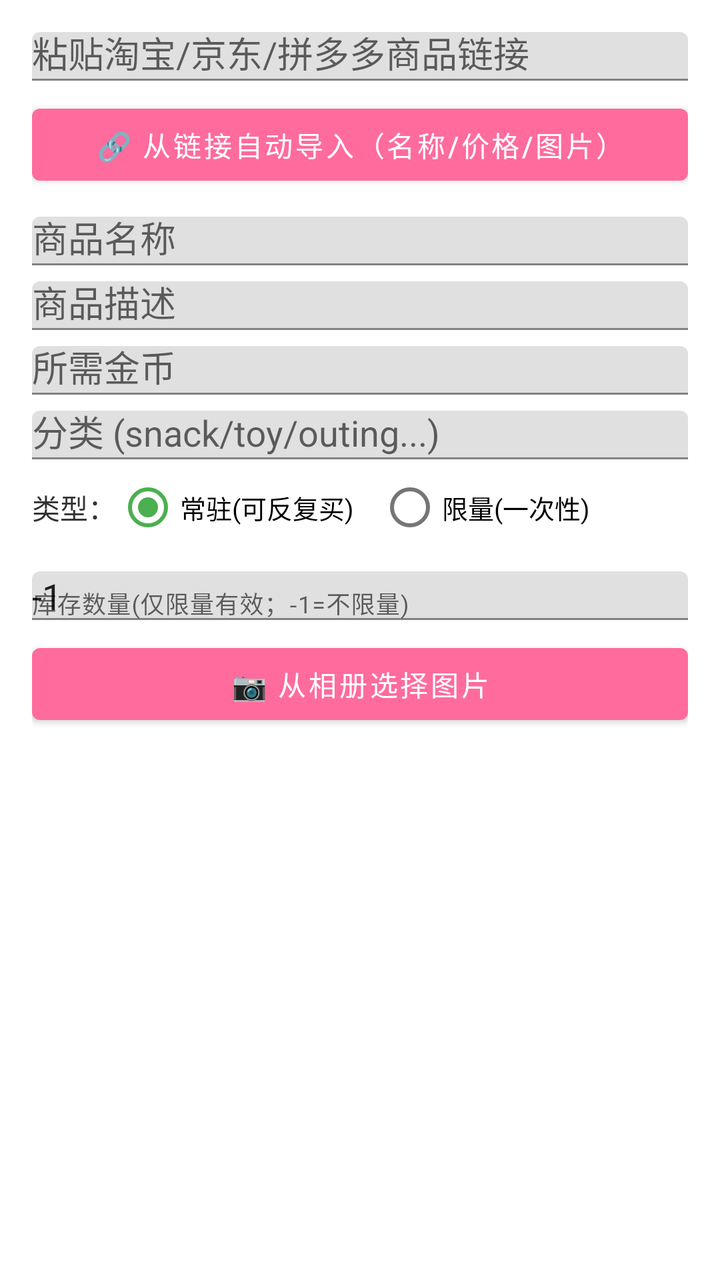
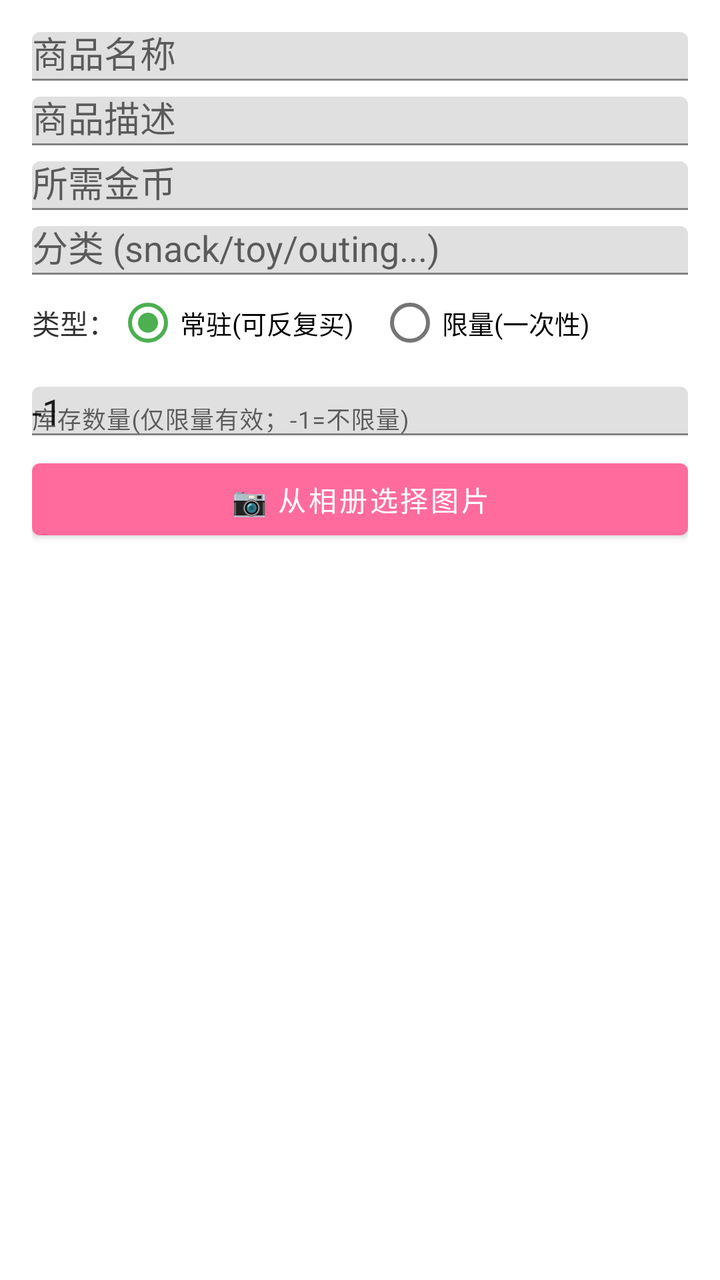

The first picture is an Android layout as it rendered before a commit; the second is the same layout after the commit. The layout source and the unified diff follow.
<!-- AndroidManifest.xml: application theme Theme.HabitTracker -->
<!-- res/layout/dialog_add_shop_item.xml -->
<?xml version="1.0" encoding="utf-8"?>
<LinearLayout xmlns:android="http://schemas.android.com/apk/res/android"
    xmlns:app="http://schemas.android.com/apk/res-auto"
    android:layout_width="match_parent"
    android:layout_height="wrap_content"
    android:orientation="vertical"
    android:padding="16dp">

    
    <com.google.android.material.textfield.TextInputLayout
        android:layout_width="match_parent"
        android:layout_height="wrap_content"
        android:hint="粘贴淘宝/京东/拼多多商品链接"
        android:layout_marginBottom="8dp">
        <android.widget.EditText
            android:id="@+id/et_item_link"
            android:layout_width="match_parent"
            android:layout_height="wrap_content"
            android:inputType="textUri" />
    </com.google.android.material.textfield.TextInputLayout>
    <Button
        android:id="@+id/btn_import_link"
        android:layout_width="match_parent"
        android:layout_height="48dp"
        android:text="🔗 从链接自动导入（名称/价格/图片）"
        android:layout_marginBottom="12dp"
        android:textAllCaps="false" />

    <com.google.android.material.textfield.TextInputLayout
        android:layout_width="match_parent"
        android:layout_height="wrap_content"
        android:hint="商品名称"
        android:layout_marginBottom="8dp">

        <android.widget.EditText
            android:id="@+id/et_item_name"
            android:layout_width="match_parent"
            android:layout_height="wrap_content" />

    </com.google.android.material.textfield.TextInputLayout>

    <com.google.android.material.textfield.TextInputLayout
        android:layout_width="match_parent"
        android:layout_height="wrap_content"
        android:hint="商品描述"
        android:layout_marginBottom="8dp">

        <android.widget.EditText
            android:id="@+id/et_item_desc"
            android:layout_width="match_parent"
            android:layout_height="wrap_content"
            android:inputType="textMultiLine" />

    </com.google.android.material.textfield.TextInputLayout>

    <com.google.android.material.textfield.TextInputLayout
        android:layout_width="match_parent"
        android:layout_height="wrap_content"
        android:hint="所需金币"
        android:layout_marginBottom="8dp">

        <android.widget.EditText
            android:id="@+id/et_item_price"
            android:layout_width="match_parent"
            android:layout_height="wrap_content"
            android:inputType="number" />

    </com.google.android.material.textfield.TextInputLayout>

    <com.google.android.material.textfield.TextInputLayout
        android:layout_width="match_parent"
        android:layout_height="wrap_content"
        android:hint="分类 (snack/toy/outing...)">

        <android.widget.EditText
            android:id="@+id/et_item_category"
            android:layout_width="match_parent"
            android:layout_height="wrap_content" />

    </com.google.android.material.textfield.TextInputLayout>

    
    <LinearLayout
        android:layout_width="match_parent"
        android:layout_height="wrap_content"
        android:orientation="horizontal"
        android:gravity="center_vertical"
        android:layout_marginBottom="8dp">
        <TextView
            android:layout_width="wrap_content"
            android:layout_height="wrap_content"
            android:text="类型："
            android:textSize="14sp"
            android:textColor="@color/text_primary" />
        <RadioGroup
            android:id="@+id/rg_item_type"
            android:layout_width="wrap_content"
            android:layout_height="wrap_content"
            android:orientation="horizontal">
            <RadioButton
                android:id="@+id/rb_normal"
                android:layout_width="wrap_content"
                android:layout_height="wrap_content"
                android:text="常驻(可反复买)"
                android:textSize="13sp"
                android:checked="true" />
            <RadioButton
                android:id="@+id/rb_limited"
                android:layout_width="wrap_content"
                android:layout_height="wrap_content"
                android:layout_marginStart="12dp"
                android:text="限量(一次性)"
                android:textSize="13sp" />
        </RadioGroup>
    </LinearLayout>
    <com.google.android.material.textfield.TextInputLayout
        android:layout_width="match_parent"
        android:layout_height="wrap_content"
        android:hint="库存数量(仅限量有效；-1=不限量)"
        android:layout_marginBottom="8dp">
        <android.widget.EditText
            android:id="@+id/et_item_stock"
            android:layout_width="match_parent"
            android:layout_height="wrap_content"
            android:inputType="number"
            android:text="-1" />
    </com.google.android.material.textfield.TextInputLayout>
    
    <Button
        android:id="@+id/btn_pick_image"
        android:layout_width="match_parent"
        android:layout_height="48dp"
        android:text="📷 从相册选择图片"
        android:layout_marginBottom="8dp"
        android:textAllCaps="false" />

    <LinearLayout
        android:layout_width="match_parent"
        android:layout_height="wrap_content"
        android:orientation="horizontal"
        android:gravity="center_vertical"
        android:layout_marginBottom="8dp">

        <ImageView
            android:id="@+id/iv_image_preview"
            android:layout_width="64dp"
            android:layout_height="64dp"
            android:scaleType="centerCrop"
            android:visibility="gone"
            android:background="@drawable/ic_launcher" />

        <TextView
            android:id="@+id/tv_image_name"
            android:layout_width="0dp"
            android:layout_height="wrap_content"
            android:layout_weight="1"
            android:layout_marginStart="8dp"
            android:visibility="gone"
            android:textSize="13sp"
            android:textColor="#666666" />

    </LinearLayout>

</LinearLayout>
<!-- resources referenced by this layout -->
<resources>
  <color name="text_primary">#333333</color>
  <!-- drawable ic_launcher (drawable) -->
  <?xml version="1.0" encoding="utf-8"?>
  <vector xmlns:android="http://schemas.android.com/apk/res/android"
      android:width="108dp"
      android:height="108dp"
      android:viewportWidth="108"
      android:viewportHeight="108">
      
      <path
          android:fillColor="#FF6B9D"
          android:pathData="M54,54m-40,0a40,40 0,1 1,80 0a40,40 0,1 1,-80 0" />
      
      <path
          android:fillColor="#FFFFFF"
          android:pathData="M54,30l5.5,16.9h17.8l-14.4,10.5l5.5,16.9l-14.4,-10.5l-14.4,10.5l5.5,-16.9l-14.4,-10.5h17.8z" />
  </vector>
  <style name="Theme.HabitTracker" parent="Theme.MaterialComponents.Light.NoActionBar">
          <item name="colorPrimary">@color/child_pink</item>
          <item name="colorPrimaryVariant">@color/child_pink_light</item>
          <item name="colorOnPrimary">@color/white</item>
          <item name="colorSecondary">@color/child_green</item>
          <item name="android:statusBarColor">@color/child_pink_light</item>
      </style>
  <color name="child_pink">#FF6B9D</color>
  <color name="child_pink_light">#FFF0F5</color>
  <color name="white">#FFFFFF</color>
  <color name="child_green">#4CAF50</color>
</resources>

<!-- the commit's change to res/layout/dialog_add_shop_item.xml (unified diff, before → after) -->
@@ -5,27 +5,6 @@
     android:layout_height="wrap_content"
     android:orientation="vertical"
     android:padding="16dp">
-
-    
-    <com.google.android.material.textfield.TextInputLayout
-        android:layout_width="match_parent"
-        android:layout_height="wrap_content"
-        android:hint="粘贴淘宝/京东/拼多多商品链接"
-        android:layout_marginBottom="8dp">
-        <android.widget.EditText
-            android:id="@+id/et_item_link"
-            android:layout_width="match_parent"
-            android:layout_height="wrap_content"
-            android:inputType="textUri" />
-    </com.google.android.material.textfield.TextInputLayout>
-    <Button
-        android:id="@+id/btn_import_link"
-        android:layout_width="match_parent"
-        android:layout_height="48dp"
-        android:text="🔗 从链接自动导入（名称/价格/图片）"
-        android:layout_marginBottom="12dp"
-        android:textAllCaps="false" />
-
     <com.google.android.material.textfield.TextInputLayout
         android:layout_width="match_parent"
         android:layout_height="wrap_content"
